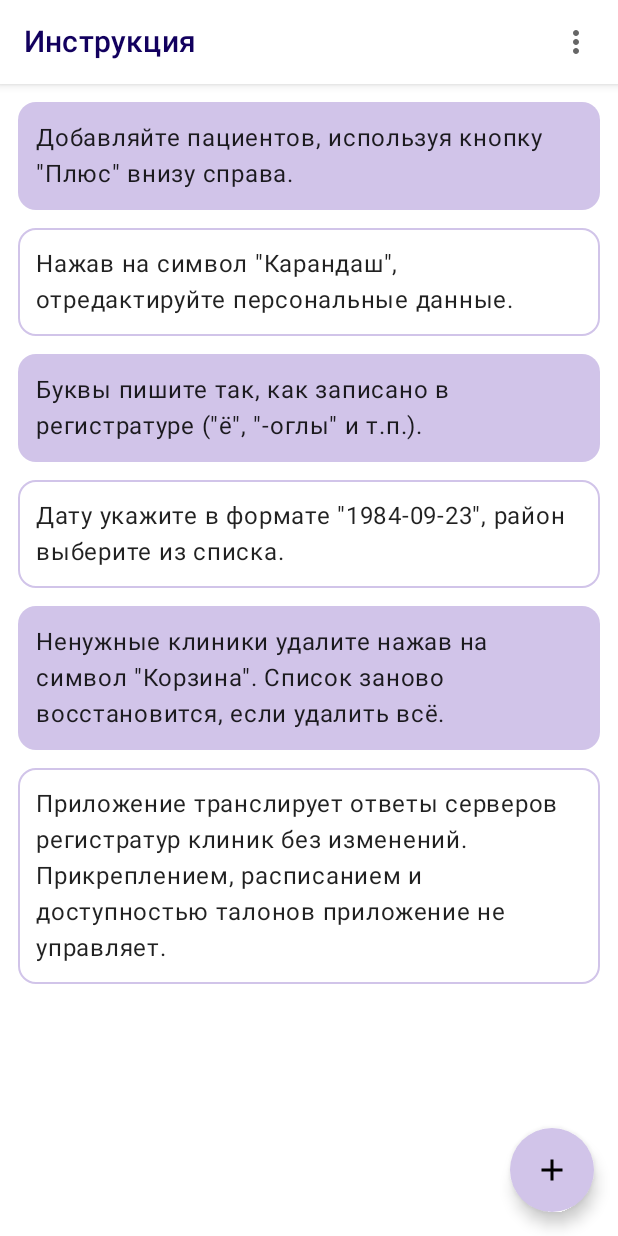
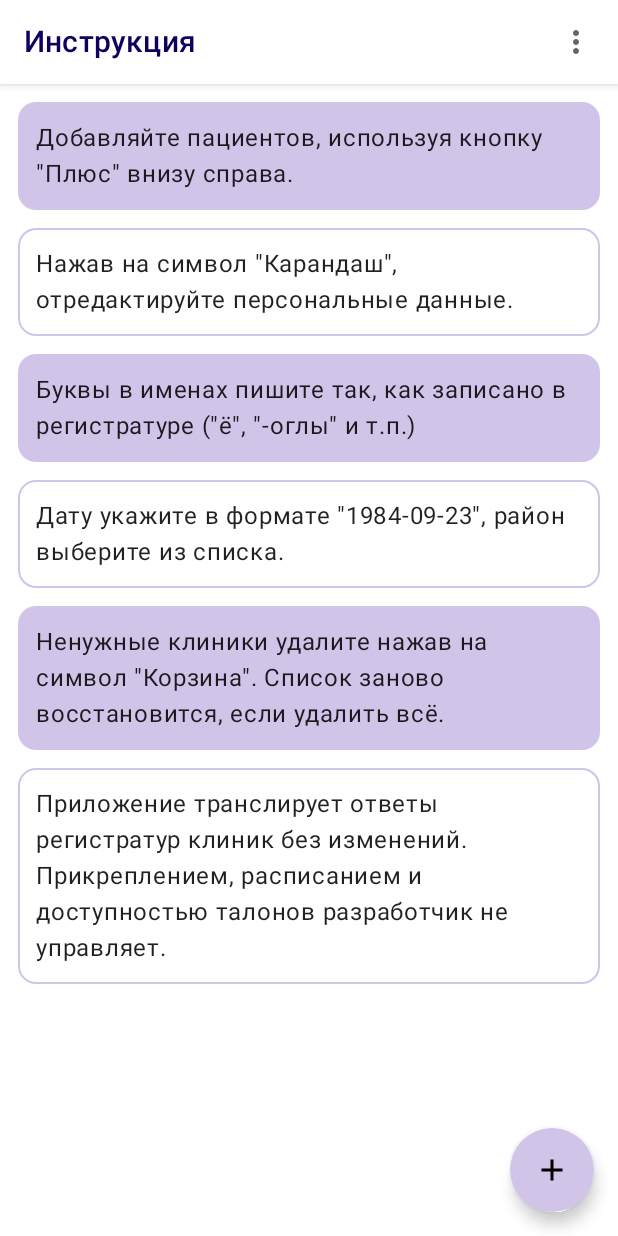
Before and after one commit to mobiskif/v80, an Android app built with Jetpack Compose: the composable MainView shown on its own in the app's theme, on a phone screen of 412 x 824 dp. Run offline under Robolectric (Android 15) with nearby library versions, the phone set to English and light mode, and no system bars; our stand-ins replace Room's generated code; 2 statements that could not run were skipped.

Commit message:
31/08/21

```diff
--- /dev/null
+++ b/app/src/main/java/ru/mobiskif/jetpack/MainTheme.kt
@@ -0,0 +1,93 @@
+package ru.mobiskif.jetpack
+
+import android.content.Context
+import android.hardware.lights.Light
+import android.util.Log
+import androidx.compose.foundation.background
+import androidx.compose.foundation.border
+import androidx.compose.foundation.isSystemInDarkTheme
+import androidx.compose.foundation.layout.fillMaxWidth
+import androidx.compose.foundation.layout.padding
+import androidx.compose.foundation.shape.RoundedCornerShape
+import androidx.compose.material.*
+import androidx.compose.runtime.Composable
+import androidx.compose.ui.Modifier
+import androidx.compose.ui.graphics.Color
+import androidx.compose.ui.text.font.FontFamily
+import androidx.compose.ui.unit.dp
+import androidx.core.content.ContextCompat
+val space = 12.dp
+
+val shapes = Shapes(
+    small = RoundedCornerShape(space/2),
+    medium = RoundedCornerShape(space),
+    large = RoundedCornerShape(space*2)
+)
+
+val typography = Typography(
+    defaultFontFamily = FontFamily.Default,
+)
+
+val DarkPalette = darkColors(
+    primary = Color.Gray, //цвет Button и подписей
+    //primaryVariant = Color.DarkGray, //цвет StatusBar
+    secondary = Color.DarkGray, //цвет FAB и RadioButton
+    //secondaryVariant = Color.Gray, //цвет Switch
+    //surface = Color.Gray, //в темной теме цвет ActionBar
+    onBackground = Color.LightGray,
+    error = Color.White,
+)
+
+fun fixPalette(ac: Context, theme: String): Colors {
+    when (theme) {
+        "Фиолетовая" -> {
+            LightPalette = lightColors(
+                primary = Color(ContextCompat.getColor(ac, R.color.primaryColor)), //цвет Button и подписей
+                primaryVariant = Color(ContextCompat.getColor(ac,R.color.primaryDarkColor)), //цвет StatusBar
+                secondary = Color(ContextCompat.getColor(ac,R.color.secondaryColor)), //цвет FAB и RadioButton
+                secondaryVariant = Color(ContextCompat.getColor(ac,R.color.secondaryDarkColor)), //цвет Switch
+                error = Color(ContextCompat.getColor(ac, R.color.secondaryTextColor)),
+            )
+        }
+        "Зеленая" -> {
+            LightPalette = lightColors(
+                primary = Color(android.graphics.Color.parseColor("#2e7d32")), //цвет Button и подписей
+                primaryVariant = Color(android.graphics.Color.parseColor("#005005")), //цвет StatusBar
+                secondary = Color(android.graphics.Color.parseColor("#60ad5e")), //цвет FAB и RadioButton
+                secondaryVariant = Color(android.graphics.Color.parseColor("#2e7d32")), //цвет Switch
+                error = Color(android.graphics.Color.parseColor("#005005")),
+            )
+        }
+    }
+    return LightPalette
+}
+
+@Composable
+fun fixModes() {
+    modFill = Modifier
+        .fillMaxWidth()
+        .background(MaterialTheme.colors.secondary, RoundedCornerShape(space))
+        .padding(space)
+
+    modBord = Modifier
+        .fillMaxWidth()
+        .border(1.dp, MaterialTheme.colors.secondary, RoundedCornerShape(space))
+        .padding(space)
+
+    mod09 = Modifier.fillMaxWidth(.9f)
+
+    modFillVar = Modifier
+        .fillMaxWidth()
+        .background(MaterialTheme.colors.secondaryVariant, RoundedCornerShape(space))
+        .padding(space)
+}
+
+@Composable
+fun MainTheme(dark: Boolean = isSystemInDarkTheme(), content: @Composable () -> Unit) {
+    MaterialTheme(
+        colors = if (dark) { DarkPalette } else { LightPalette },
+        typography = typography,
+        shapes = shapes,
+        content = content
+    )
+}
--- a/app/src/main/java/ru/mobiskif/jetpack/Theme.kt
+++ /dev/null
@@ -1,94 +0,0 @@
-package ru.mobiskif.jetpack
-
-import android.content.Context
-import android.hardware.lights.Light
-import android.util.Log
-import androidx.compose.foundation.background
-import androidx.compose.foundation.border
-import androidx.compose.foundation.isSystemInDarkTheme
-import androidx.compose.foundation.layout.fillMaxWidth
-import androidx.compose.foundation.layout.padding
-import androidx.compose.foundation.shape.RoundedCornerShape
-import androidx.compose.material.*
-import androidx.compose.runtime.Composable
-import androidx.compose.ui.Modifier
-import androidx.compose.ui.graphics.Color
-import androidx.compose.ui.text.font.FontFamily
-import androidx.compose.ui.unit.dp
-import androidx.core.content.ContextCompat
-val space = 12.dp
-
-val shapes = Shapes(
-    small = RoundedCornerShape(space/2),
-    medium = RoundedCornerShape(space),
-    large = RoundedCornerShape(space*2)
-)
-
-val typography = Typography(
-    defaultFontFamily = FontFamily.Default,
-)
-
-val DarkPalette = darkColors(
-    primary = Color.Gray, //цвет Button и подписей
-    //primaryVariant = Color.DarkGray, //цвет StatusBar
-    secondary = Color.DarkGray, //цвет FAB и RadioButton
-    //secondaryVariant = Color.Gray, //цвет Switch
-    //surface = Color.Gray, //в темной теме цвет ActionBar
-    onBackground = Color.LightGray,
-    error = Color.White,
-)
-
-fun fixPalette(ac: Context, theme: String): Colors {
-    when (theme) {
-        "Фиолетовая" -> {
-            LightPalette = lightColors(
-                primary = Color(ContextCompat.getColor(ac, R.color.primaryColor)), //цвет Button и подписей
-                primaryVariant = Color(ContextCompat.getColor(ac,R.color.primaryDarkColor)), //цвет StatusBar
-                secondary = Color(ContextCompat.getColor(ac,R.color.secondaryColor)), //цвет FAB и RadioButton
-                secondaryVariant = Color(ContextCompat.getColor(ac,R.color.secondaryDarkColor)), //цвет Switch
-                error = Color(ContextCompat.getColor(ac, R.color.secondaryTextColor)),
-            )
-        }
-        "Зеленая" -> {
-            LightPalette = lightColors(
-                primary = Color(android.graphics.Color.parseColor("#2e7d32")), //цвет Button и подписей
-                primaryVariant = Color(android.graphics.Color.parseColor("#005005")), //цвет StatusBar
-                secondary = Color(android.graphics.Color.parseColor("#60ad5e")), //цвет FAB и RadioButton
-                secondaryVariant = Color(android.graphics.Color.parseColor("#2e7d32")), //цвет Switch
-                error = Color(android.graphics.Color.parseColor("#005005")),
-            )
-        }
-    }
-    return LightPalette
-}
-
-@Composable
-fun fixModes() {
-    modFill = Modifier
-        .fillMaxWidth()
-        .background(MaterialTheme.colors.secondary, RoundedCornerShape(space))
-        .padding(space)
-
-    modBord = Modifier
-        .fillMaxWidth()
-        .border(1.dp, MaterialTheme.colors.secondary, RoundedCornerShape(space))
-        .padding(space)
-
-    mod09 = Modifier.fillMaxWidth(.9f)
-
-    modFillVar = Modifier
-        .fillMaxWidth()
-        .background(MaterialTheme.colors.secondaryVariant, RoundedCornerShape(space))
-        .padding(space)
-}
-
-@Composable
-fun myTheme(dark: Boolean = isSystemInDarkTheme(), content: @Composable () -> Unit) {
-
-    MaterialTheme(
-        colors = if (dark) { DarkPalette } else { LightPalette },
-        typography = typography,
-        shapes = shapes,
-        content = content
-    )
-}
--- a/app/src/main/java/ru/mobiskif/jetpack/UI.kt
+++ b/app/src/main/java/ru/mobiskif/jetpack/UI.kt
@@ -46,13 +46,13 @@ fun CurrentInfo(model: MainViewModel) {
                     Spacer(Modifier.size(space))
                     Text("Нажав на символ \"Карандаш\", отредактируйте персональные данные.", modifier = mod1)
                     Spacer(Modifier.size(space))
-                    Text("Буквы пишите так, как записано в регистратуре (\"ё\", \"-оглы\" и т.п.).", modifier = mod0)
+                    Text("Буквы в именах пишите так, как записано в регистратуре (\"ё\", \"-оглы\" и т.п.)", modifier = mod0)
                     Spacer(Modifier.size(space))
                     Text("Дату укажите в формате \"1984-09-23\", район выберите из списка.", modifier = mod1)
                     Spacer(Modifier.size(space))
                     Text("Ненужные клиники удалите нажав на символ \"Корзина\". Список заново восстановится, если удалить всё.", modifier = mod0)
                     Spacer(Modifier.size(space))
-                    Text("Приложение транслирует ответы серверов регистратур клиник без изменений. Прикреплением, расписанием и доступностью талонов приложение не управляет.", modifier = mod1)
+                    Text("Приложение транслирует ответы регистратур клиник без изменений. Прикреплением, расписанием и доступностью талонов разработчик не управляет.", modifier = mod1)
                 }
                 Spacer(Modifier.height(space))
             //}
--- a/app/src/main/java/ru/mobiskif/jetpack/User.kt
+++ b/app/src/main/java/ru/mobiskif/jetpack/User.kt
@@ -19,18 +19,19 @@ import androidx.room.*
 @Entity
 data class User(
     @PrimaryKey val id: Int
-    , var F: String?
-    , var I: String?
-    , var O: String?
-    , var D: String?
-    , var iR: String?
-    , var iL: String?
-    , var idPat: String?
-    , var Distr: String?
-    , var Lpu: String?
-    , var Spec: String?
-    , var Doc: String?
-    , var Err: String?
+    , var F: String?=""
+    , var I: String?=""
+    , var O: String?=""
+    , var D: String?=""
+    , var iR: String?="1"
+    , var iL: String?=""
+    , var idPat: String?=""
+    , var Distr: String?=""
+    , var Lpu: String?=""
+    , var Spec: String?=""
+    , var Doc: String?=""
+    , var Err: String?=""
+    , var idAppointment: String?=""
 )
 
 @Dao
```
Also changed, not shown: app/src/main/java/ru/mobiskif/jetpack/Hist.kt (+28 -14 lines), app/src/main/java/ru/mobiskif/jetpack/MainActivity.kt (+21 -4 lines), app/src/main/java/ru/mobiskif/jetpack/MainRepository.kt (+59 -28 lines), app/src/main/java/ru/mobiskif/jetpack/MainViewModel.kt (+17 -2 lines), app/src/main/java/ru/mobiskif/jetpack/Talon.kt (+42 -7 lines).
